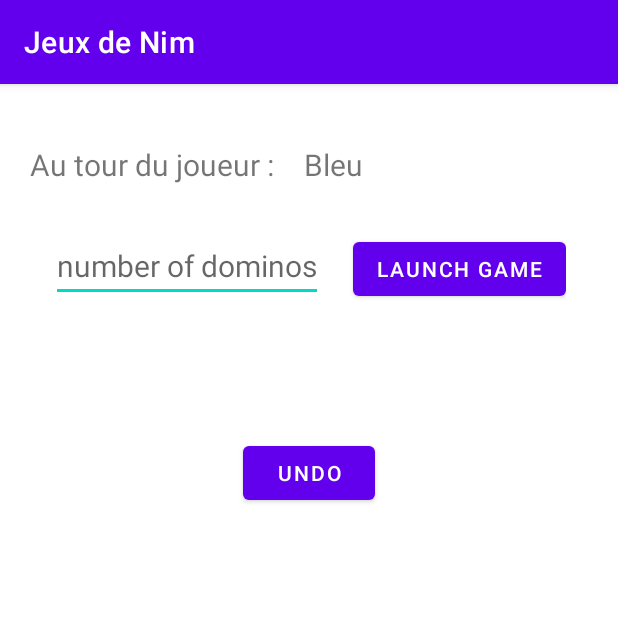
After one commit to spoonofevil/Jeux-de-NIM, an Android app: the TimberActivity screen opened directly, with no data from a screen before it, on a phone screen of 412 x 824 dp, the top half of it. The commit adds this screen. Run offline under Robolectric (Android 15) with nearby library versions, the phone set to English and light mode, and no system bars.

Commit message:
version avec timber

```diff
--- a/app/src/main/java/spoony/jeuxdenim/activity/GameListActivity.java
+++ b/app/src/main/java/spoony/jeuxdenim/activity/GameListActivity.java
@@ -39,7 +39,7 @@ public class GameListActivity extends AppCompatActivity {
 
         List<Game_item> listofgame = new ArrayList<>();
         listofgame.add(new Game_item("First pebble", "pebblegame","Take pebbles and try to be the one to take the last pebble"));
-        listofgame.add(new Game_item("Unavailable", "nogame" ,"Work_in_progress"));
+        listofgame.add(new Game_item("Timber", "timber" ,"Make dominoes fall on one side be the last to push a domino"));
         listofgame.add(new Game_item("Unavailable","nogame" ,"Work_in_progress"));
 
         ListView GameListview = findViewById(R.id.Game_List);
--- /dev/null
+++ b/app/src/main/res/layout/activity_timber.xml
@@ -0,0 +1,69 @@
+<?xml version="1.0" encoding="utf-8"?>
+<LinearLayout xmlns:android="http://schemas.android.com/apk/res/android"
+    xmlns:app="http://schemas.android.com/apk/res-auto"
+    xmlns:tools="http://schemas.android.com/tools"
+    android:layout_width="match_parent"
+    android:layout_height="match_parent"
+    android:orientation="vertical"
+    tools:context=".activity.TimberActivity">
+
+    <LinearLayout
+        android:layout_width="match_parent"
+        android:layout_marginTop="40dp"
+        android:layout_height="wrap_content">
+        <TextView
+            android:layout_width="wrap_content"
+            android:layout_height="wrap_content"
+            android:layout_gravity="center"
+            android:layout_marginStart="20dp"
+            android:text="Au tour du joueur :"
+            android:textSize="20sp"
+            />
+        <TextView
+            android:layout_width="wrap_content"
+            android:layout_height="wrap_content"
+            android:text="Bleu"
+            android:id="@+id/coloplayertext"
+            android:layout_marginStart="20dp"
+            android:textSize="20sp"/>
+    </LinearLayout>
+    <LinearLayout
+        android:layout_width="wrap_content"
+        android:layout_height="wrap_content"
+        android:layout_gravity="center_horizontal"
+        android:layout_margin="30dp"
+        android:orientation="horizontal">
+        <EditText
+            android:layout_width="wrap_content"
+            android:layout_height="wrap_content"
+            android:textSize="20sp"
+            android:layout_marginEnd="20dp"
+            android:inputType="number"
+            android:id="@+id/numberof_domino"
+            android:hint="number of dominos"/>
+        <Button
+            android:layout_width="wrap_content"
+            android:layout_height="wrap_content"
+            android:text="Launch Game"
+            android:id="@+id/confirm_number"/>
+
+    </LinearLayout>
+    <LinearLayout
+        android:layout_width="wrap_content"
+        android:layout_height="wrap_content"
+        android:layout_margin="30dp"
+        android:layout_gravity="center"
+        android:gravity="center"
+        android:id="@+id/Tableau"
+        android:orientation="horizontal">
+
+
+    </LinearLayout>
+    <Button
+        android:layout_width="wrap_content"
+        android:layout_height="wrap_content"
+        android:text="undo"
+        android:id="@+id/undoBtnTimber"
+        android:layout_gravity="center"/>
+
+</LinearLayout>
```
Also changed, not shown: app/src/main/AndroidManifest.xml (+5 -2 lines), app/src/main/java/spoony/jeuxdenim/GameAdapter.java (+19 -0 lines), app/src/main/java/spoony/jeuxdenim/activity/TimberActivity.java (added, +223 -0 lines).
